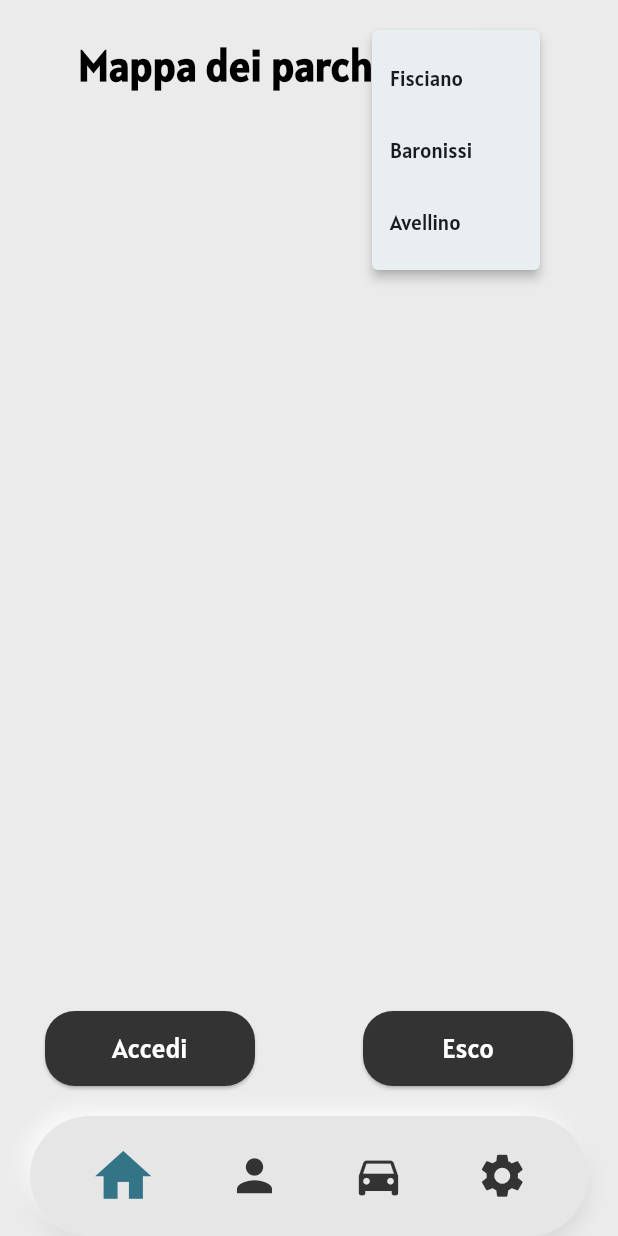
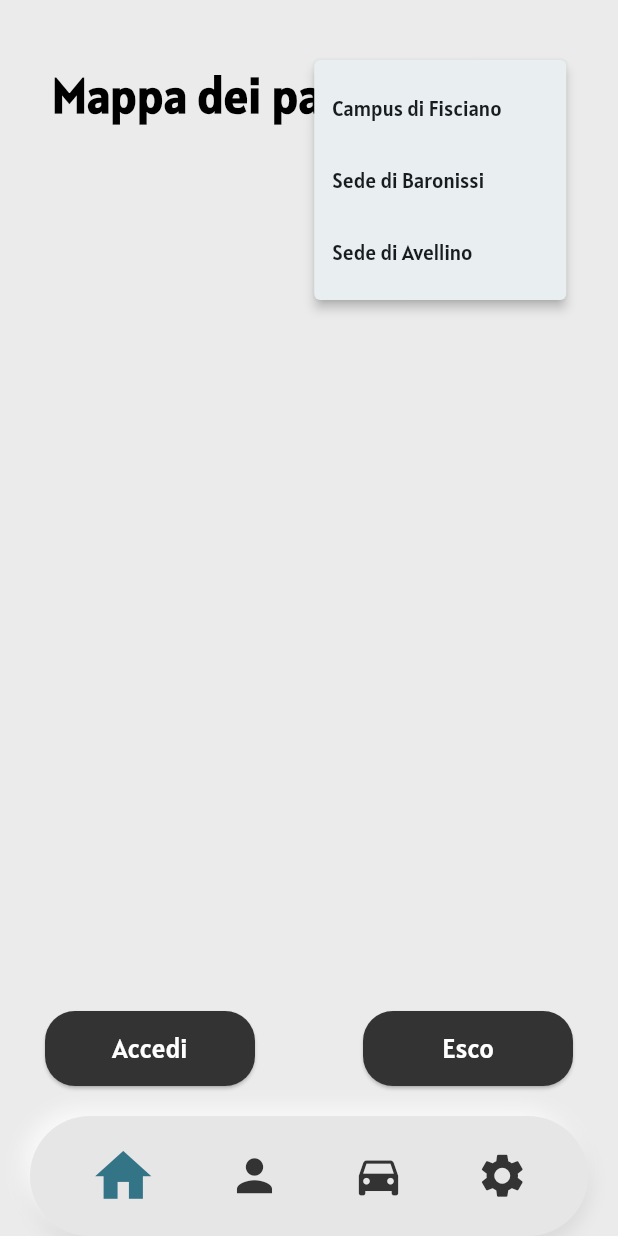
Before and after one commit to RoccoCione/parkingpool, a Flutter app: the screen it shows after launch, after a tap on the "menu" icon, on a phone screen of 412 x 824 dp. Run offline on Flutter 3.47's test engine with Material 3 defaults, Android fonts, the phone set to English and light mode, and no system bars.

```diff
--- a/lib/main.dart
+++ b/lib/main.dart
@@ -1,4 +1,6 @@
 import 'package:flutter/material.dart';
+import 'pages/home_page.dart';
+import 'pages/settings_page.dart';
 
 void main() {
   runApp(const MyApp());
@@ -30,86 +32,26 @@ class MyHomePage extends StatefulWidget {
 }
 
 class _MyHomePageState extends State<MyHomePage> {
+  int _selectedIndex = 0;
+
   @override
   Widget build(BuildContext context) {
-    final Color backgroundColor = const Color(0xFFEBEBEB);
-    final Color buttonColor = const Color(0xFF333333);
-
     return Scaffold(
-      backgroundColor: backgroundColor,
+      backgroundColor: const Color(0xFFEBEBEB),
       body: SafeArea(
         child: Stack(
           children: [
-            // --------------------------------------------------
-            // IL TITOLO + MENU A TENDINA
-            // --------------------------------------------------
-            Align(
-              alignment: Alignment.topCenter,
-              child: Padding(
-                padding: const EdgeInsets.only(top: 20.0),
-                child: Row(
-                  mainAxisSize: MainAxisSize.min, // Mantiene la riga compatta al centro
-                  crossAxisAlignment: CrossAxisAlignment.center,
-                  children: [
-                    const Text(
-                      'Mappa dei parcheggi',
-                      style: TextStyle(
-                        fontSize: 28,
-                        fontWeight: FontWeight.bold,
-                        color: Colors.black,
-                      ),
-                    ),
-                    const SizedBox(width: 10), // Spazio tra titolo e menu
-
-                    // --- MENU A TENDINA  ---
-                    PopupMenuButton<String>(
-                      icon: const Icon(Icons.menu, size: 30, color: Colors.black), // Icona hamburger
-                      onSelected: (String result) {
-                        // Qui gestisci cosa succede quando clicchi un'opzione
-                        print('Hai cliccato: $result');
-                      },
-                      itemBuilder: (BuildContext context) => <PopupMenuEntry<String>>[
-                        const PopupMenuItem<String>(
-                          value: 'Opzione 1',
-                          child: Text('Fisciano'),
-                        ),
-                        const PopupMenuItem<String>(
-                          value: 'Opzione 2',
-                          child: Text('Baronissi'),
-                        ),
-                        const PopupMenuItem<String>(
-                          value: 'Opzione 3',
-                          child: Text('Avellino'),
-                        ),
-                      ],
-                    ),
-                  ],
-                ),
-              ),
+            // 1. IL CONTENUTO DELLA PAGINA
+            // Usiamo IndexedStack per mantenere lo stato delle pagine (opzionale)
+            // oppure un semplice switch come qui sotto:
+            Padding(
+              padding: const EdgeInsets.only(bottom: 100), // Spazio per la nav
+              child: _getPageContent(_selectedIndex),
             ),
 
-            // --------------------------------------------------
-            // 2. I BOTTONI (Accedi / Esco)
-            // --------------------------------------------------
+            // 2. LA NAVBAR
             Positioned(
-              bottom: 100, // Alzati leggermente per non toccare la nav bar
-              left: 30,
-              right: 30,
-              height: 50,
-              child: Row(
-                mainAxisAlignment: MainAxisAlignment.spaceBetween,
-                children: [
-                  _buildActionButton("Accedi", buttonColor),
-                  _buildActionButton("Esco", buttonColor),
-                ],
-              ),
-            ),
-
-            // --------------------------------------------------
-            // 3. LA BARRA DI NAVIGAZIONE PERSONALIZZATA
-            // --------------------------------------------------
-            Positioned(
-              bottom: 0, // Leggermente staccata dal fondo
+              bottom: 0,
               left: 20,
               right: 20,
               child: Container(
@@ -133,27 +75,10 @@ class _MyHomePageState extends State<MyHomePage> {
                 child: Row(
                   mainAxisAlignment: MainAxisAlignment.spaceEvenly,
                   children: [
-                    // --- ICONA HOME PIÙ GRANDE (Modifica 2) ---
-                    IconButton(
-                      onPressed: () {},
-                      icon: const Icon(
-                        Icons.home,
-                        size: 45, // Ingrandita (le altre sono 35)
-                        color: Color(0xFF347487),
-                      ),
-                    ),
-                    IconButton(
-                      onPressed: () {},
-                      icon: const Icon(Icons.person, size: 35, color: Color(0xFF333333)),
-                    ),
-                    IconButton(
-                      onPressed: () {},
-                      icon: const Icon(Icons.directions_car, size: 35, color: Color(0xFF333333)),
-                    ),
-                    IconButton(
-                      onPressed: () {},
-                      icon: const Icon(Icons.settings, size: 35, color: Color(0xFF333333)),
-                    ),
+                    _buildNavItem(Icons.home, 0),
+                    _buildNavItem(Icons.person, 1),
+                    _buildNavItem(Icons.directions_car, 2),
+                    _buildNavItem(Icons.settings, 3),
                   ],
                 ),
               ),
@@ -164,25 +89,31 @@ class _MyHomePageState extends State<MyHomePage> {
     );
   }
 
-  // Widget helper per creare i bottoni uguali
-  // --- TESTO CENTRATO (Modifica 1) ---
-  Widget _buildActionButton(String text, Color color) {
-    return ElevatedButton(
-      onPressed: () {},
-      style: ElevatedButton.styleFrom(
-        backgroundColor: color,
-        foregroundColor: Colors.white,
-        alignment: Alignment.center, // Forza il testo al centro
-        fixedSize: const Size(140, 50), // Diamo una dimensione fissa per uniformità
-        padding: EdgeInsets.zero, // Rimuove padding extra che potrebbe spostare il testo
-        shape: RoundedRectangleBorder(
-          borderRadius: BorderRadius.circular(20),
-        ),
-      ),
-      child: Text(
-        text,
-        textAlign: TextAlign.center, // Allineamento testo
-        style: const TextStyle(fontSize: 18, fontWeight: FontWeight.normal),
+  // Selettore della pagina
+  Widget _getPageContent(int index) {
+    switch (index) {
+      case 0:
+        return const HomePage(); // Va alla homepage
+      case 3:
+        return const SettingsPage(); // Va alle impostazioni
+      default:
+        return const Center(child: Text("Pagina in costruzione"));
+    }
+  }
+
+  // Widget icona nav bar
+  Widget _buildNavItem(IconData icon, int index) {
+    final bool isSelected = _selectedIndex == index;
+    return IconButton(
+      onPressed: () {
+        setState(() {
+          _selectedIndex = index;
+        });
+      },
+      icon: Icon(
+        icon,
+        size: isSelected ? 45 : 35,
+        color: isSelected ? const Color(0xFF347487) : const Color(0xFF333333),
       ),
     );
   }
--- /dev/null
+++ b/lib/pages/home_page.dart
@@ -0,0 +1,75 @@
+import 'package:flutter/material.dart';
+
+class HomePage extends StatelessWidget {
+  const HomePage({super.key});
+
+  @override
+  Widget build(BuildContext context) {
+    final Color buttonColor = const Color(0xFF333333);
+
+    return Stack(
+      children: [
+        // TITOLO + MENU
+        Align(
+          alignment: Alignment.topCenter,
+          child: Padding(
+            padding: const EdgeInsets.only(top: 40.0),
+            child: Row(
+              mainAxisSize: MainAxisSize.min,
+              crossAxisAlignment: CrossAxisAlignment.center,
+              children: [
+                const Text(
+                  'Mappa dei parcheggi',
+                  style: TextStyle(
+                    fontSize: 32,
+                    fontWeight: FontWeight.bold,
+                    color: Colors.black,
+                  ),
+                ),
+                const SizedBox(width: 10),
+                PopupMenuButton<String>(
+                  icon: const Icon(Icons.menu, size: 30, color: Colors.black),
+                  onSelected: (String result) {},
+                  itemBuilder: (BuildContext context) => <PopupMenuEntry<String>>[
+                    const PopupMenuItem<String>(value: '1', child: Text('Campus di Fisciano')),
+                    const PopupMenuItem<String>(value: '2', child: Text('Sede di Baronissi')),
+                    const PopupMenuItem<String>(value: '2', child: Text('Sede di Avellino')),
+                  ],
+                ),
+              ],
+            ),
+          ),
+        ),
+
+        // BOTTONI ACCEDI/ESCO
+        Positioned(
+          bottom: 0,
+          left: 30,
+          right: 30,
+          height: 50,
+          child: Row(
+            mainAxisAlignment: MainAxisAlignment.spaceBetween,
+            children: [
+              _buildActionButton("Accedi", buttonColor),
+              _buildActionButton("Esco", buttonColor),
+            ],
+          ),
+        ),
+      ],
+    );
+  }
+
+  Widget _buildActionButton(String text, Color color) {
+    return ElevatedButton(
+      onPressed: () {},
+      style: ElevatedButton.styleFrom(
+        backgroundColor: color,
+        foregroundColor: Colors.white,
+        fixedSize: const Size(140, 50),
+        padding: EdgeInsets.zero,
+        shape: RoundedRectangleBorder(borderRadius: BorderRadius.circular(20)),
+      ),
+      child: Text(text, style: const TextStyle(fontSize: 18)),
+    );
+  }
+}
```
Also changed, not shown: lib/pages/settings_page.dart (added, +151 -0 lines).
